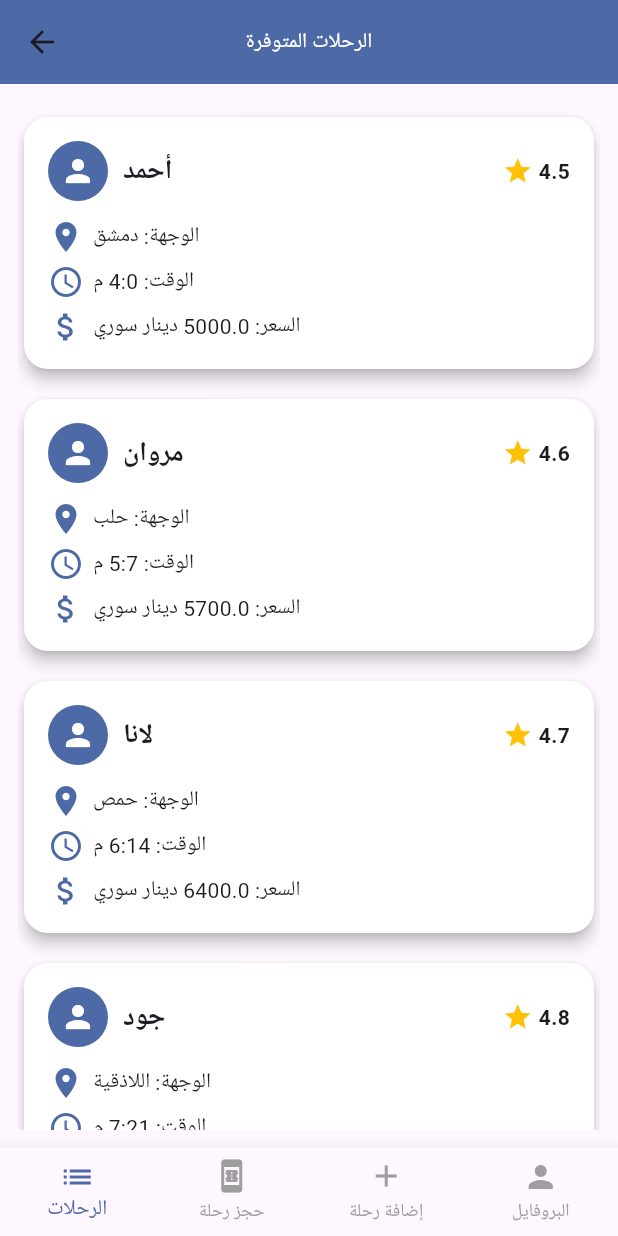
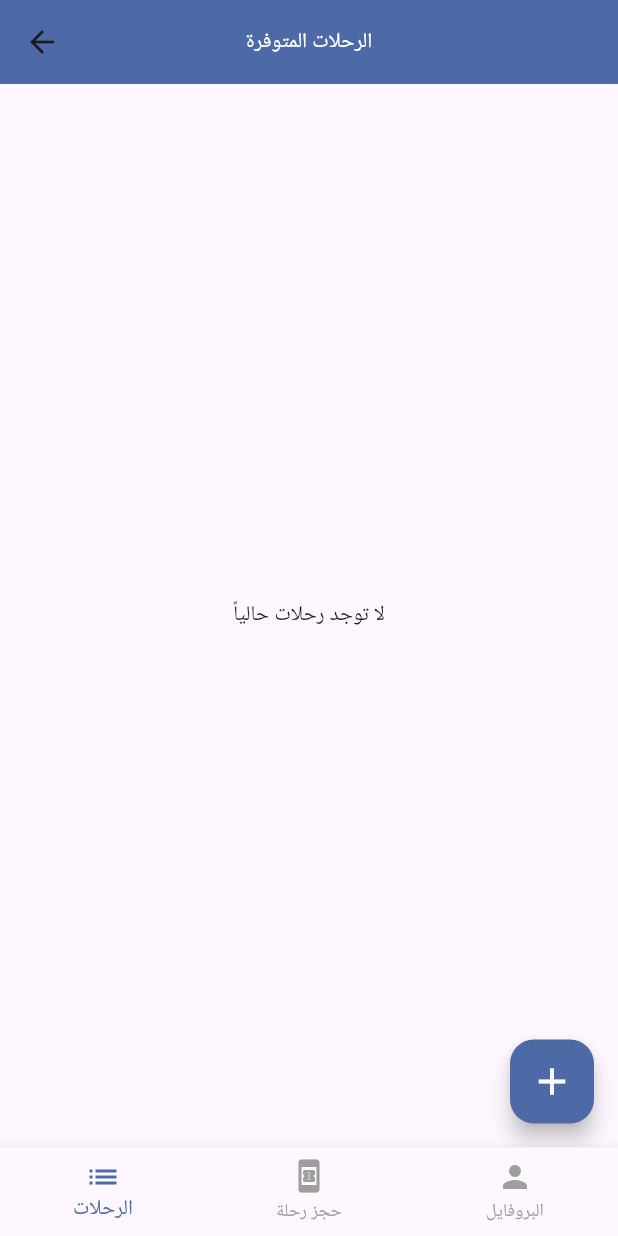
Before and after one commit to Mahmoud9ui7/ride-sharing, a Flutter app: the HomeScreen screen opened by its route, on a phone screen of 412 x 824 dp. Run offline on Flutter 3.47's test engine with Material 3 defaults, Android fonts, the phone set to English and light mode, and no system bars; our stand-ins replace another_flushbar, firebase_auth, firebase_core, flutter_svg, form_field_validator, image_picker and 3 more; missing offline and left inert: flutter_custom_tabs; accounts and stored records are empty.

Commit message:
Adding tripDaitels and fix some errors

```diff
--- a/lib/Screens/Trips/Trips.dart
+++ b/lib/Screens/Trips/Trips.dart
@@ -1,34 +1,65 @@
 import 'package:flutter/material.dart';
+import 'package:practise/Screens/Adding/AddTrip.dart';
+import 'package:practise/Screens/Trips/TripDetailsPage.dart';
+import 'package:practise/Screens/Trips/ride_storage.dart';
+import 'package:practise/constants.dart';
+
 import '../../Models/ride_model.dart';
 import 'widgets/ride_card.dart';
 
-class AvailableTripsPage extends StatelessWidget {
-  AvailableTripsPage({super.key});
+class AvailableTripsPage extends StatefulWidget {
+  const AvailableTripsPage({super.key});
 
-  final List<Ride> rides = List.generate(
-    20,
-    (index) => Ride(
-      driverName: ['أحمد', 'مروان', 'لانا', 'جود', 'هبة'][index % 5],
-      destination: ['دمشق', 'حلب', 'حمص', 'اللاذقية', 'طرطوس'][index % 5],
-      time: '${4 + (index % 8)}:${(index * 7) % 60} م',
-      price: 5000 + (index * 700) % 8000, // بالليرة السورية
-      rating: (4.5 + (index % 5) * 0.1).clamp(0, 5).toDouble(),
-    ),
-  );
+  @override
+  State<AvailableTripsPage> createState() => _AvailableTripsPageState();
+}
+
+class _AvailableTripsPageState extends State<AvailableTripsPage> {
+  List<Ride> rides = [];
+
+  @override
+  void initState() {
+    super.initState();
+    loadRides();
+  }
+
+  Future<void> loadRides() async {
+    await RideStorage.clearExpiredRides(); // حذف المنتهية
+    final data = await RideStorage.getRides();
+    setState(() => rides = data);
+  }
 
   @override
   Widget build(BuildContext context) {
     return Scaffold(
-      appBar: AppBar(
-        title: const Text('الرحلات المتوفرة'),
+      floatingActionButton: FloatingActionButton(
+        onPressed: () async {
+          await Navigator.push(
+            context,
+            MaterialPageRoute(builder: (context) => const AddTripPage()),
+          );
+          loadRides();
+        },
+        backgroundColor: primaryColor,
+        child: const Icon(Icons.add, size: 30, color: TextColor),
       ),
-      body: Padding(
+      appBar: AppBar(title: const Text('الرحلات المتوفرة')),
+      body: rides.isEmpty
+          ? const Center(child: Text("لا توجد رحلات حالياً"))
+          : Padding(
               padding: const EdgeInsets.all(12.0),
               child: ListView.builder(
-          physics: const BouncingScrollPhysics(),
                 itemCount: rides.length,
-          itemBuilder: (context, index) => Padding(
-            padding: const EdgeInsets.symmetric(vertical: 6),
+                itemBuilder: (context, index) => GestureDetector(
+                  onTap: () {
+                    Navigator.push(
+                      context,
+                      MaterialPageRoute(
+                        builder: (context) =>
+                            TripDetailsPage(ride: rides[index]),
+                      ),
+                    );
+                  },
                   child: RideCard(ride: rides[index]),
                 ),
               ),
--- /dev/null
+++ b/lib/Screens/Trips/ride_storage.dart
@@ -0,0 +1,32 @@
+import 'dart:convert';
+
+import 'package:practise/Models/ride_model.dart';
+import 'package:shared_preferences/shared_preferences.dart';
+
+
+class RideStorage {
+  static const String key = 'saved_rides';
+
+  static Future<void> saveRide(Ride ride) async {
+    final prefs = await SharedPreferences.getInstance();
+    final rides = await getRides();
+    rides.add(ride);
+    final encoded = rides.map((r) => json.encode(r.toJson())).toList();
+    await prefs.setStringList(key, encoded);
+  }
+
+  static Future<List<Ride>> getRides() async {
+    final prefs = await SharedPreferences.getInstance();
+    final encoded = prefs.getStringList(key) ?? [];
+    return encoded.map((e) => Ride.fromJson(json.decode(e))).toList();
+  }
+
+  static Future<void> clearExpiredRides() async {
+    final prefs = await SharedPreferences.getInstance();
+    final now = DateTime.now();
+    final rides = await getRides();
+    final validRides = rides.where((r) => r.departureDateTime.isAfter(now)).toList();
+    final encoded = validRides.map((r) => json.encode(r.toJson())).toList();
+    await prefs.setStringList(key, encoded);
+  }
+}
--- a/lib/main.dart
+++ b/lib/main.dart
@@ -1,7 +1,6 @@
 import 'package:firebase_auth/firebase_auth.dart';
 import 'package:firebase_core/firebase_core.dart';
 import 'package:flutter/material.dart';
-import 'package:practise/Screens/Adding/AddTrip.dart';
 import 'package:practise/Screens/Auth/LoginScreen.dart';
 import 'package:practise/Screens/Auth/RegisterScreen.dart';
 import 'package:practise/Screens/Booking/BookingTrip.dart';
@@ -13,6 +12,7 @@ import 'package:practise/constants.dart';
 Future<void> main() async {
   WidgetsFlutterBinding.ensureInitialized();
   await Firebase.initializeApp();
+
   runApp(MyApp());
 }
 
@@ -72,7 +72,6 @@ class _HomeScreenState extends State<HomeScreen> {
   final List<Widget> _tabs = [
     Center(child: AvailableTripsPage()),
     Center(child: BookingPage()),
-    Center(child: AddTripPage()),
     Center(child: ProfilePage()),
   ];
 
@@ -94,7 +93,6 @@ class _HomeScreenState extends State<HomeScreen> {
           BottomNavigationBarItem(icon: Icon(Icons.list), label: 'الرحلات'),
           BottomNavigationBarItem(
               icon: Icon(Icons.book_online), label: 'حجز رحلة'),
-          BottomNavigationBarItem(icon: Icon(Icons.add), label: 'إضافة رحلة'),
           BottomNavigationBarItem(icon: Icon(Icons.person), label: 'البروفايل'),
         ],
       ),
--- a/pubspec.yaml
+++ b/pubspec.yaml
@@ -33,7 +33,6 @@ dependencies:
   # The following adds the Cupertino Icons font to your application.
   # Use with the CupertinoIcons class for iOS style icons.
   cupertino_icons: ^1.0.8
-  # rive: ^0.13.1
   intl: any
   rename: ^3.1.0
   flutter_svg: ^2.0.10
@@ -46,6 +45,7 @@ dependencies:
   rive: ^0.13.20
   another_flushbar: ^1.10.28
   image_picker: ^1.0.4
+  shared_preferences: ^2.5.3
 
 
 dev_dependencies:
```
Also changed, not shown: lib/Models/ride_model.dart (+30 -0 lines), lib/Screens/Adding/AddTrip.dart (+20 -8 lines), lib/Screens/Trips/TripDetailsPage.dart (added, +208 -0 lines), pubspec.lock, 1 other file. Lines whose indentation alone changed are shown as unchanged.
